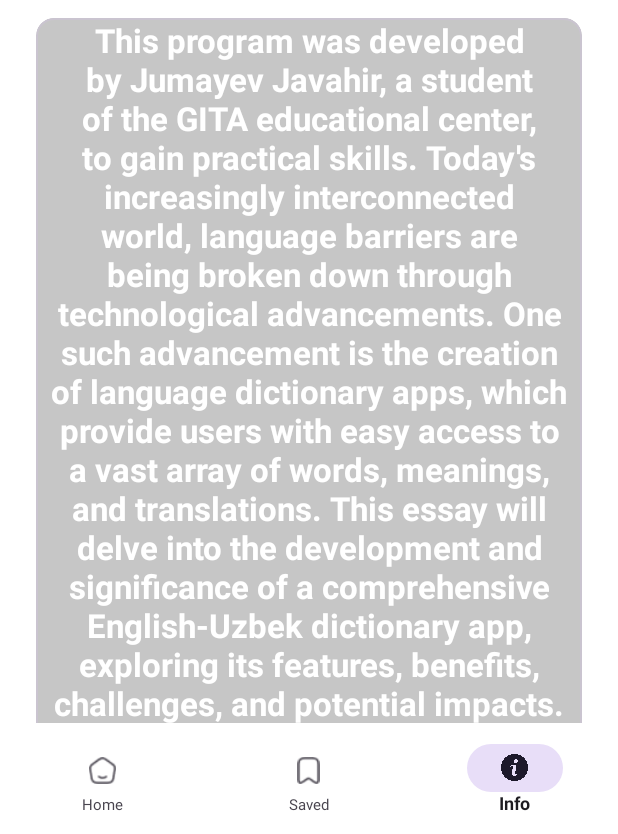
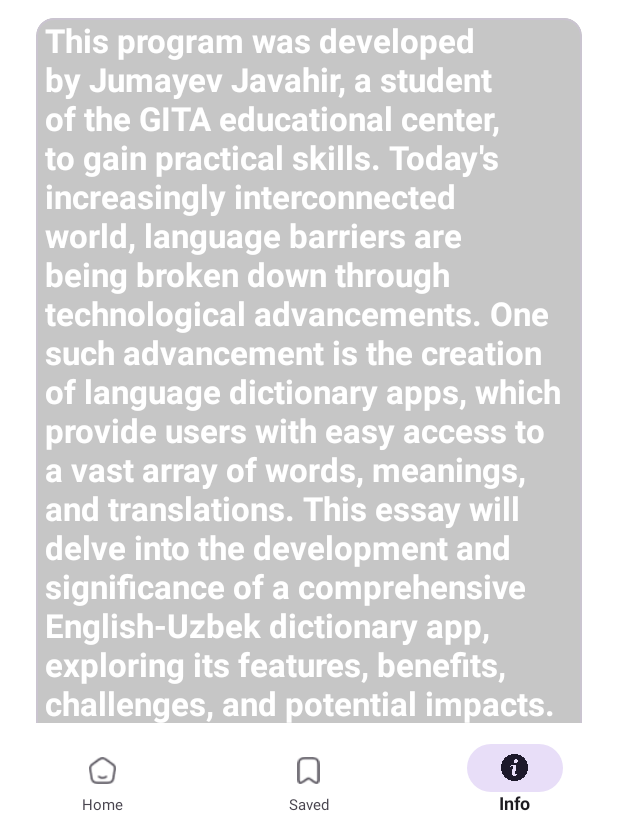
Before and after one commit to pr1me1/Dictionary, an Android app: the screen it shows after launch (MainActivity), item 3 of the bottom bar chosen, on a phone screen of 412 x 824 dp, the part 402-1236 px from its top. Run offline under Robolectric (Android 15) with nearby library versions, the phone set to English and light mode, and no system bars; our stand-ins replace Room's generated code.

Commit message:
Committed 06.10.2023 by Primel with love at 2: 05 PM

```diff
--- a/app/src/main/AndroidManifest.xml
+++ b/app/src/main/AndroidManifest.xml
@@ -3,7 +3,7 @@
     xmlns:tools="http://schemas.android.com/tools">
 
     <application
-        android:name=".app.App"
+        android:name="uz.gita.mDictionary.app.App"
         android:allowBackup="true"
         android:dataExtractionRules="@xml/data_extraction_rules"
         android:fullBackupContent="@xml/backup_rules"
@@ -14,7 +14,7 @@
         android:theme="@style/Theme.Lesson21"
         tools:targetApi="31">
         <activity
-            android:name=".MainActivity"
+            android:name="uz.gita.mDictionary.MainActivity"
             android:screenOrientation="portrait"
             android:exported="true">
             <intent-filter>
--- a/app/src/main/java/uz/gita/lesson21/app/App.kt
+++ b/app/src/main/java/uz/gita/mDictionary/app/App.kt
@@ -1,8 +1,8 @@
-package uz.gita.lesson21.app
+package uz.gita.mDictionary.app
 
 import android.app.Application
-import uz.gita.lesson21.data.local.database.WordDatabase
-import uz.gita.lesson21.data.local.shared.Shared
+import uz.gita.mDictionary.data.local.database.WordDatabase
+import uz.gita.mDictionary.data.local.shared.Shared
 
 class App : Application() {
     override fun onCreate() {
--- a/app/src/main/java/uz/gita/lesson21/data/local/daos/WordDao.kt
+++ b/app/src/main/java/uz/gita/mDictionary/data/local/daos/WordDao.kt
@@ -1,4 +1,4 @@
-package uz.gita.lesson21.data.local.daos
+package uz.gita.mDictionary.data.local.daos
 
 import android.database.Cursor
 import androidx.room.Dao
--- a/app/src/main/java/uz/gita/lesson21/data/local/database/WordDatabase.kt
+++ b/app/src/main/java/uz/gita/mDictionary/data/local/database/WordDatabase.kt
@@ -1,11 +1,11 @@
-package uz.gita.lesson21.data.local.database
+package uz.gita.mDictionary.data.local.database
 
 import android.content.Context
 import androidx.room.Database
 import androidx.room.Room
 import androidx.room.RoomDatabase
-import uz.gita.lesson21.data.local.daos.WordDao
-import uz.gita.lesson21.data.local.model.WordEntity
+import uz.gita.mDictionary.data.local.daos.WordDao
+import uz.gita.mDictionary.data.local.model.WordEntity
 
 
 @Database(entities = [WordEntity::class], version = 1, exportSchema = false)
--- a/app/src/main/java/uz/gita/lesson21/data/local/model/WordEntity.kt
+++ b/app/src/main/java/uz/gita/mDictionary/data/local/model/WordEntity.kt
@@ -1,4 +1,4 @@
-package uz.gita.lesson21.data.local.model
+package uz.gita.mDictionary.data.local.model
 
 import androidx.room.ColumnInfo
 import androidx.room.Entity
--- a/app/src/main/java/uz/gita/lesson21/data/local/shared/Shared.kt
+++ b/app/src/main/java/uz/gita/mDictionary/data/local/shared/Shared.kt
@@ -1,4 +1,4 @@
-package uz.gita.lesson21.data.local.shared
+package uz.gita.mDictionary.data.local.shared
 
 import android.content.Context
 import android.content.SharedPreferences
--- a/app/src/main/java/uz/gita/lesson21/fragments/InfoScreen.kt
+++ b/app/src/main/java/uz/gita/mDictionary/fragments/InfoScreen.kt
@@ -1,4 +1,4 @@
-package uz.gita.lesson21.fragments
+package uz.gita.mDictionary.fragments
 
 import androidx.fragment.app.Fragment
 import uz.gita.lesson21.R
--- a/app/src/main/java/uz/gita/lesson21/utils/extensions.kt
+++ b/app/src/main/java/uz/gita/mDictionary/utils/extensions.kt
@@ -1,4 +1,4 @@
-package uz.gita.lesson21.utils
+package uz.gita.mDictionary.utils
 
 import android.content.Context
 import android.text.Spannable
--- a/app/src/main/res/layout/activity_main.xml
+++ b/app/src/main/res/layout/activity_main.xml
@@ -5,7 +5,7 @@
     android:layout_width="match_parent"
     android:background="@color/white"
     android:layout_height="match_parent"
-    tools:context=".MainActivity">
+    tools:context="uz.gita.mDictionary.MainActivity">
 
 
 
--- a/app/src/main/res/layout/screen_info.xml
+++ b/app/src/main/res/layout/screen_info.xml
@@ -171,7 +171,6 @@ Potential Impacts:
                     <com.google.android.material.textview.MaterialTextView
                         android:layout_width="match_parent"
                         android:layout_height="wrap_content"
-                        android:textAlignment="center"
                         android:layout_marginHorizontal="6dp"
                         android:textSize="22sp"
                         android:text="This program was developed by Jumayev Javahir, a student of the GITA educational center, to gain practical skills. Today's increasingly interconnected world, language barriers are being broken down through technological advancements. One such advancement is the creation of language dictionary apps, which provide users with easy access to a vast array of words, meanings, and translations. This essay will delve into the development and significance of a comprehensive English-Uzbek dictionary app, exploring its features, benefits, challenges, and potential impacts.
--- a/app/src/main/res/values/strings.xml
+++ b/app/src/main/res/values/strings.xml
@@ -1,3 +1,3 @@
 <resources>
-    <string name="app_name">Dictionary</string>
+    <string name="app_name">mDictionary</string>
 </resources>
```
Also changed, not shown: app/src/main/java/uz/gita/mDictionary/MainActivity.kt (renamed from app/src/main/java/uz/gita/lesson21/MainActivity.kt, +5 -4 lines), app/src/main/java/uz/gita/mDictionary/adapter/WordAdapter.kt (renamed from app/src/main/java/uz/gita/lesson21/adapter/WordAdapter.kt, +7 -5 lines), app/src/main/java/uz/gita/mDictionary/dialogs/MoreDialog.kt (renamed from app/src/main/java/uz/gita/lesson21/dialogs/MoreDialog.kt, +6 -2 lines), app/src/main/java/uz/gita/mDictionary/fragments/MainScreen.kt (renamed from app/src/main/java/uz/gita/lesson21/fragments/MainScreen.kt, +5 -5 lines), app/src/main/java/uz/gita/mDictionary/fragments/SavedScreen.kt (renamed from app/src/main/java/uz/gita/lesson21/fragments/SavedScreen.kt, +6 -5 lines).
